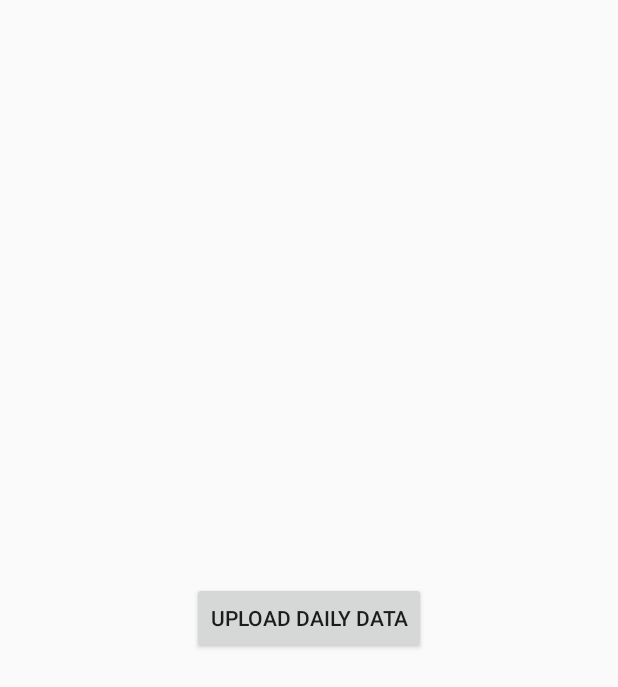
After one commit to mbXian/MyDemo, an Android app: the layout workout_main.xml on its own in the app's theme, with its tools: preview values and no code run, on a phone screen of 412 x 824 dp. The commit adds this screen. Shown: the top 687 px of the screen. Run offline under Robolectric (Android 15) with nearby library versions, the phone set to English and light mode, and no system bars.

Commit message:
Add: upload workout data temporary

```diff
--- a/app/src/main/AndroidManifest.xml
+++ b/app/src/main/AndroidManifest.xml
@@ -5,15 +5,15 @@
     <application
         android:allowBackup="true"
         android:icon="@drawable/ic_launcher"
-        android:label="@string/app_name_book"
+        android:label="@string/app_name_workout"
         android:roundIcon="@mipmap/ic_launcher_round"
         android:supportsRtl="true"
         android:networkSecurityConfig="@xml/network_security_config"
         android:theme="@style/AppTheme">
         <activity
-            android:name=".activity.BookMainActivity"
+            android:name=".activity.workout.WorkoutMainActivity"
             android:screenOrientation="portrait"
-            android:label="@string/app_name_book"
+            android:label="@string/app_name_workout"
             android:theme="@style/AppTheme.NoActionBar">
             <intent-filter>
                 <action android:name="android.intent.action.MAIN" />
--- a/app/src/main/java/com/xmb/demo/network/NetWorkUrl.java
+++ b/app/src/main/java/com/xmb/demo/network/NetWorkUrl.java
@@ -10,11 +10,12 @@ public class NetWorkUrl {
     //服务器IP
 //    public static final String Server_IP = "http://xian.seaven.cn:8090";
     public static final String Server_IP = "http://95.163.195.25:8090";
-//    public static final String Server_IP = "http://10.5.175.79:8090";
+//    public static final String Server_IP = "http://192.168.1.103:8090";
 
     //推荐餐饮
     public static final String Recommend_Meal_Url = "/meal/recommend";
 
     public static final String Book_detail_Url = "/book/getContent";
     public static final String Book_count_Url = "/book/getTotalChapter";
+    public static final String WORKOUT_DAILY_DATA_UPLOAD_TEMP_URL = "/workoutRecord/enterDailyDataTemporary";
 }
--- /dev/null
+++ b/app/src/main/res/layout/workout_main.xml
@@ -0,0 +1,14 @@
+<?xml version="1.0" encoding="utf-8"?>
+<RelativeLayout xmlns:android="http://schemas.android.com/apk/res/android"
+    android:orientation="vertical"
+    android:layout_width="match_parent"
+    android:layout_height="match_parent">
+
+    <Button
+        android:id="@+id/uploadButton"
+        android:layout_width="wrap_content"
+        android:layout_height="wrap_content"
+        android:layout_centerInParent="true"
+        android:text="Upload Daily Data"/>
+
+</RelativeLayout>
--- a/app/src/main/res/values/strings.xml
+++ b/app/src/main/res/values/strings.xml
@@ -1,5 +1,6 @@
 <resources>
     <string name="app_name">今晚食咩</string>
     <string name="app_name_book">在线阅读</string>
+    <string name="app_name_workout">workout</string>
     <string name="action_settings">Settings</string>
 </resources>
```
Also changed, not shown: app/src/main/java/com/xmb/demo/activity/workout/WorkoutMainActivity.java (added, +92 -0 lines).
